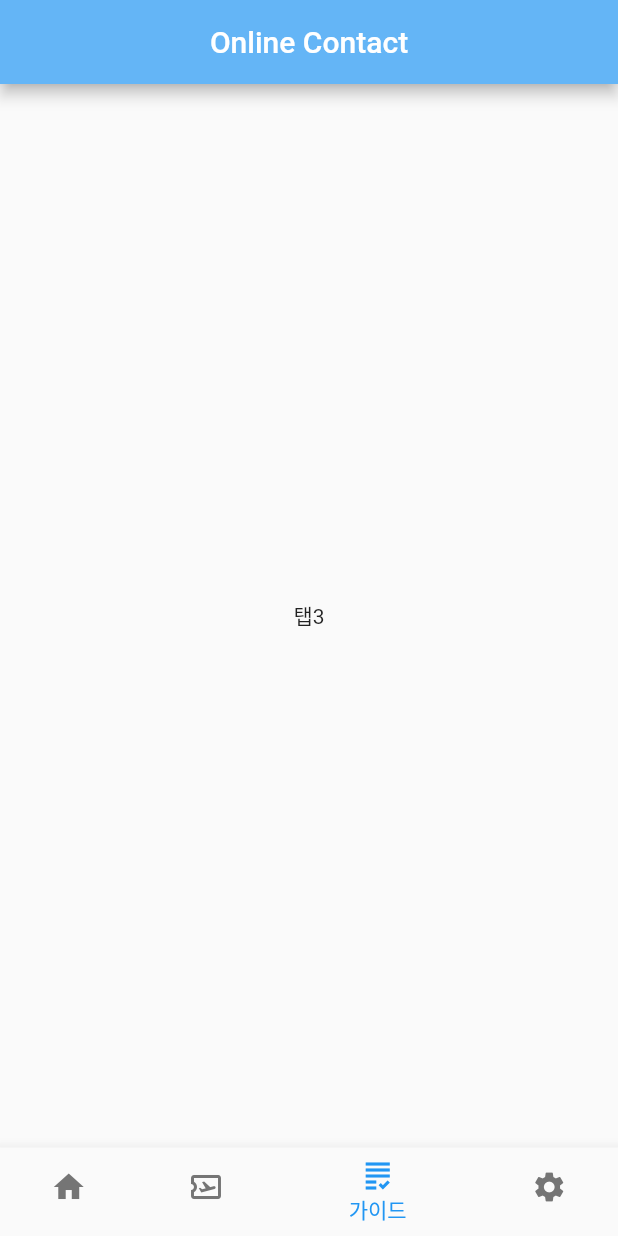
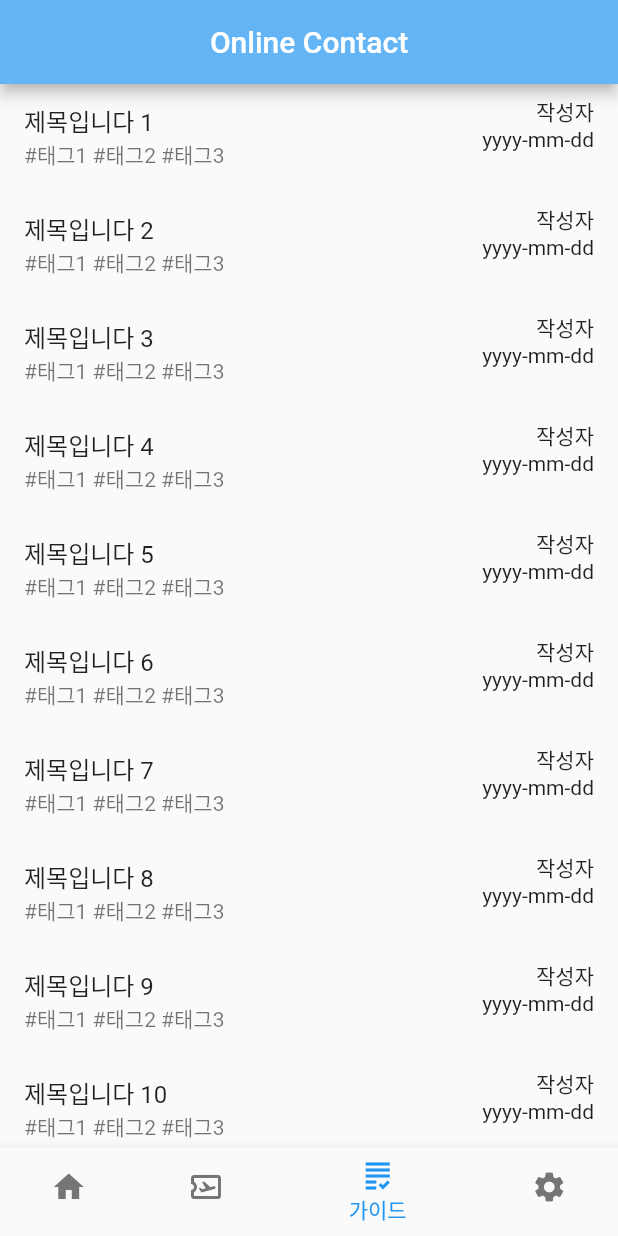
Before and after one commit to JSeon88/flutter_pilot, a Flutter app: the screen it shows after launch, item 3 of the bottom bar chosen, on a phone screen of 412 x 824 dp. Run offline on Flutter 3.47's test engine with Material 2 defaults, Android fonts, the phone set to English and light mode, and no system bars; our stand-ins replace webview_flutter.

```diff
--- /dev/null
+++ b/lib/screen/guide_screen.dart
@@ -0,0 +1,50 @@
+import 'package:flutter/material.dart';
+import 'package:flutter_pilot/screen/guide_detail_screen.dart';
+
+class GuideScreen extends StatefulWidget {
+  const GuideScreen({super.key});
+
+  @override
+  State<StatefulWidget> createState() => _GuideScreenState();
+
+}
+
+class _GuideScreenState extends State<GuideScreen> with AutomaticKeepAliveClientMixin{
+
+  @override
+  Widget build(BuildContext context) {
+    super.build(context);
+    const int itemCount = 50;
+
+    return Scaffold(
+      body: itemCount > 0 ? ListView.builder(
+        itemCount: itemCount,
+        itemBuilder: (BuildContext context, int index) {
+          return ListTile(
+            onTap: () => {
+              Navigator.push(
+                  context,
+                  MaterialPageRoute(
+                      builder: (BuildContext bc) => GuideDetailScreen()
+                  )
+              )
+            },
+            title: Text('제목입니다 ${index + 1}'),
+            subtitle: const Text('#태그1 #태그2 #태그3'),
+            trailing: Column(
+              crossAxisAlignment: CrossAxisAlignment.end,
+              children: const [
+                Text('작성자'),
+                Text('yyyy-mm-dd')
+              ],
+            ),
+          );
+        },
+      )
+          : const Center(child: Text('No items')),
+    );
+  }
+
+  @override
+  bool get wantKeepAlive => true;
+}
--- a/lib/screen/root_screen.dart
+++ b/lib/screen/root_screen.dart
@@ -1,6 +1,7 @@
 import 'dart:math';
 
 import 'package:flutter/material.dart';
+import 'package:flutter_pilot/screen/guide_screen.dart';
 import 'package:flutter_pilot/screen/home_screen.dart';
 
 class RootScreen extends StatefulWidget{
@@ -19,14 +20,14 @@ class _RootScreenState extends State<RootScreen> with TickerProviderStateMixin{
     super.initState();
 
     tabController = TabController(length: 4, vsync: this);
-    tabController!.addListener(tabListener);
+    // tabController!.addListener(tabListener);
 
 
   }
 
-  tabListener() {
-    setState(() {});
-  }
+  // tabListener() {
+  //   setState(() {});
+  // }
 
   @override
   Widget build(BuildContext context) {
@@ -46,7 +47,7 @@ class _RootScreenState extends State<RootScreen> with TickerProviderStateMixin{
 
   @override
   void dispose() {
-    tabController!.removeListener(tabListener);
+    // tabController!.removeListener(tabListener);
     super.dispose();
   }
 
@@ -54,17 +55,15 @@ class _RootScreenState extends State<RootScreen> with TickerProviderStateMixin{
   List<Widget> renderChildren() {
     return [
       HomeScreen(),
-      SingleChildScrollView(
-        child: SizedBox(
-          height: MediaQuery.of(context).size.height,
-          child: Center(
+      DefaultTextStyle(
+        style: Theme.of(context).textTheme.bodyMedium!,
+        child: LayoutBuilder(
+          builder: (BuildContext context, BoxConstraints viewportConstraints) {
+            return SingleChildScrollView(
               child: Column(
-              mainAxisAlignment: MainAxisAlignment.center,
-              children: [
-                ...List.generate(
-                  10,
-                      (index) => Flexible(
-                    child: Container(
+                children:List.generate(
+                  50,
+                  (index) => Container(
                     height: 50,
                     color: Color(Random().nextInt(0xffffffff)),
                     width: double.infinity,
@@ -73,14 +72,11 @@ class _RootScreenState extends State<RootScreen> with TickerProviderStateMixin{
                   ),
                 ),
               ),
-              ],
+            );
+          },
         ),
       ),
-        ),
-      ),
-      const Center(
-        child: Text('탭3'),
-      ),
+      const GuideScreen(),
       const Center(
         child: Text('탭4'),
       )
```
Also changed, not shown: lib/screen/guide_detail_screen.dart (added, +20 -0 lines). Lines whose indentation alone changed are shown as unchanged.
